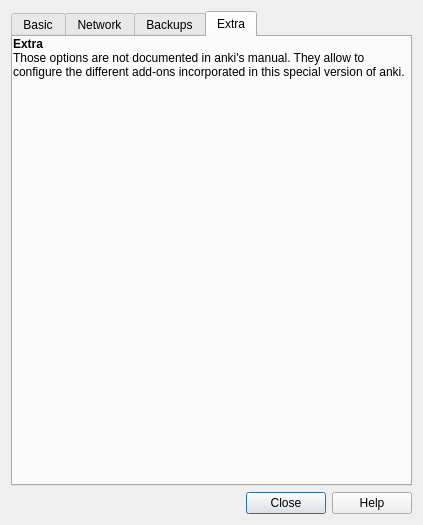
Qt form designer/preferences.ui (the8thbit/anki) before a commit.
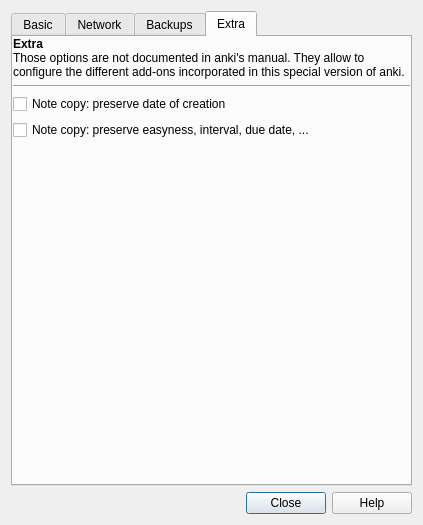
The same form after that commit. The open tabs and pages were chosen to show the change.

Commit message: Copy note

```diff
--- a/designer/preferences.ui
+++ b/designer/preferences.ui
@@ -489,6 +489,27 @@
           </property>
          </widget>
         </item>
+        <item>
+         <widget class="Line" name="line">
+          <property name="orientation">
+           <enum>Qt::Horizontal</enum>
+          </property>
+         </widget>
+        </item>
+        <item>
+         <widget class="QCheckBox" name="preserveCreation">
+          <property name="text">
+           <string>Note copy: preserve date of creation</string>
+          </property>
+         </widget>
+        </item>
+        <item>
+         <widget class="QCheckBox" name="preserveReviewInfo">
+          <property name="text">
+           <string>Note copy: preserve easyness, interval, due date, ...</string>
+          </property>
+         </widget>
+        </item>
         <item>
          <spacer name="verticalSpacer">
           <property name="orientation">
```
The commit also changes 16 other files.
